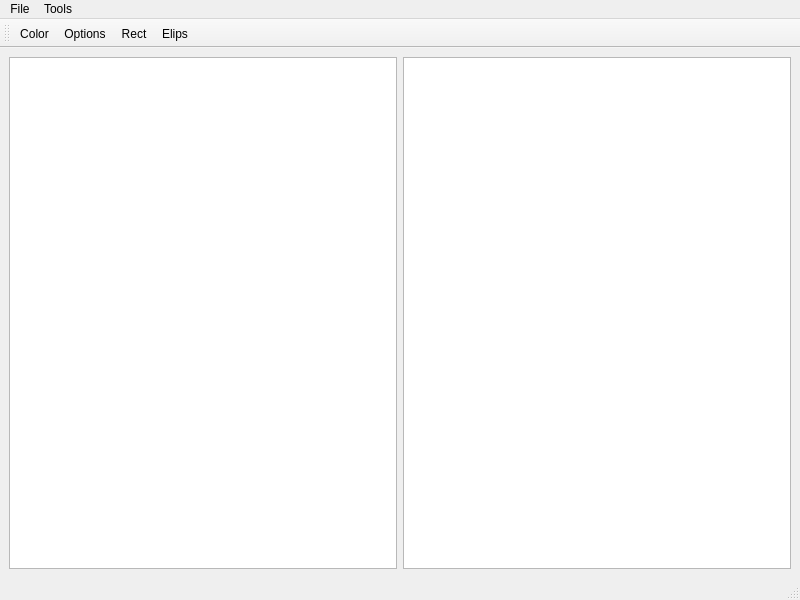
Before: the Qt Designer form mainwindow.ui in Dimitil/QtCourse_paint, drawn with Qt 5.
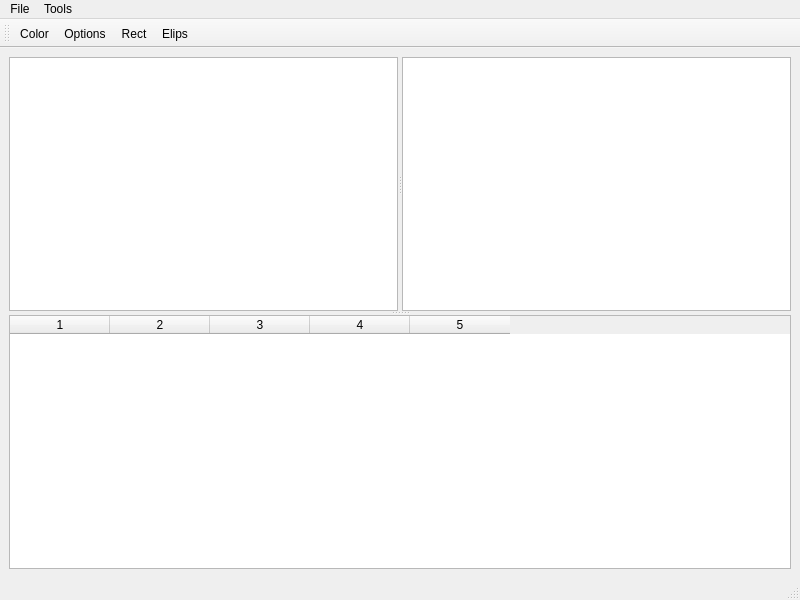
After: the same form once the commit is applied.

What changed in the file:
```diff
--- a/mainwindow.ui
+++ b/mainwindow.ui
@@ -14,16 +14,39 @@
    <string>MainWindow</string>
   </property>
   <widget class="QWidget" name="centralwidget">
-   <layout class="QHBoxLayout" name="horizontalLayout_2">
+   <layout class="QHBoxLayout" name="horizontalLayout">
     <item>
-     <layout class="QHBoxLayout" name="horizontalLayout">
-      <item>
+     <widget class="QSplitter" name="splitter_2">
+      <property name="orientation">
+       <enum>Qt::Vertical</enum>
+      </property>
+      <widget class="QSplitter" name="splitter">
+       <property name="orientation">
+        <enum>Qt::Horizontal</enum>
+       </property>
        <widget class="QGraphicsView" name="graphicsView"/>
-      </item>
-      <item>
        <widget class="QGraphicsView" name="graphicsView_2"/>
-      </item>
-     </layout>
+      </widget>
+      <widget class="QTableWidget" name="tableWidget">
+       <property name="columnCount">
+        <number>5</number>
+       </property>
+       <attribute name="horizontalHeaderCascadingSectionResizes">
+        <bool>false</bool>
+       </attribute>
+       <attribute name="horizontalHeaderShowSortIndicator" stdset="0">
+        <bool>false</bool>
+       </attribute>
+       <attribute name="horizontalHeaderStretchLastSection">
+        <bool>false</bool>
+       </attribute>
+       <column/>
+       <column/>
+       <column/>
+       <column/>
+       <column/>
+      </widget>
+     </widget>
     </item>
    </layout>
   </widget>
```
